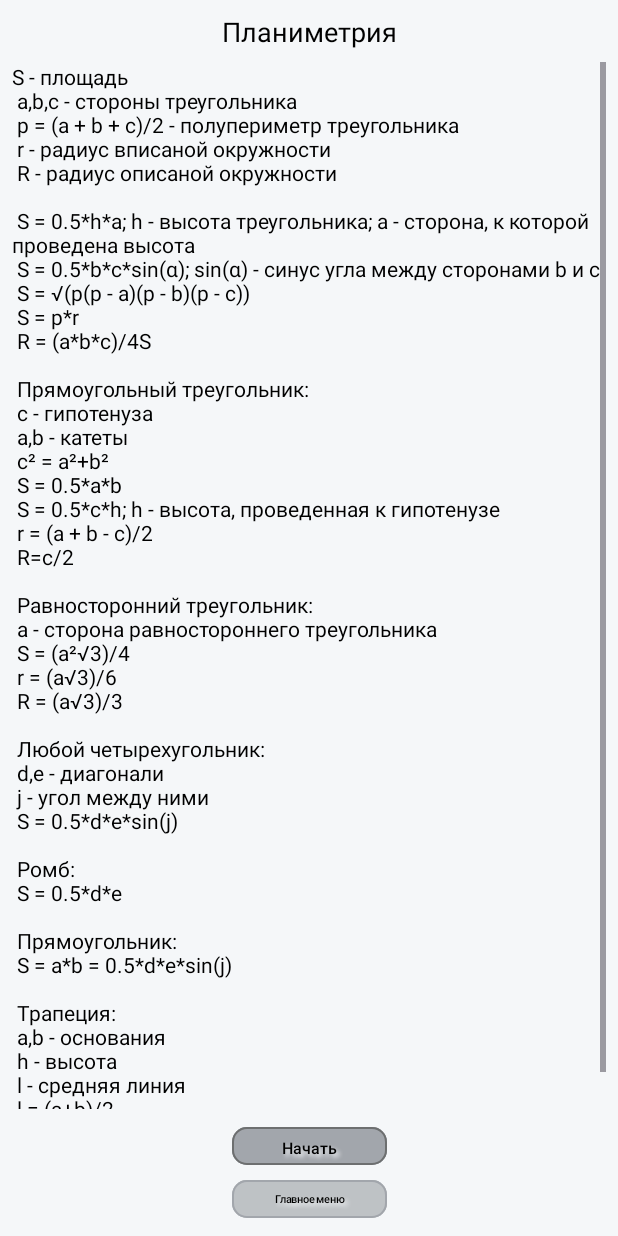
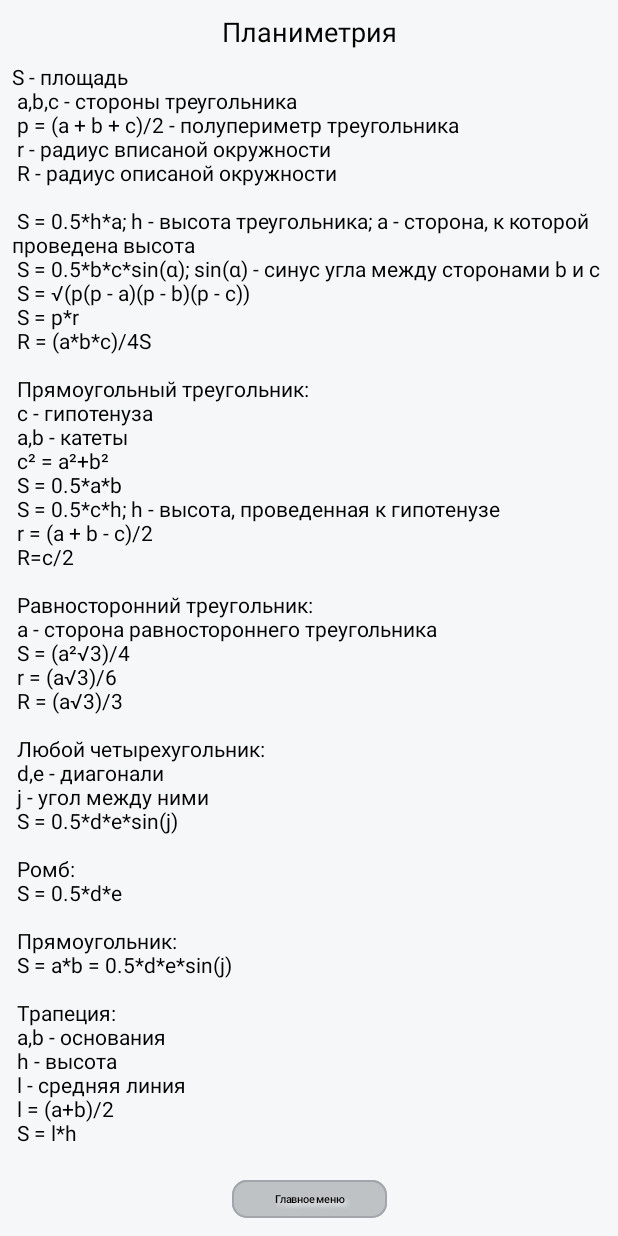
Before and after one commit to Shwerch/ProMathEGE, an Android app: the TheoryChoosing screen opened directly, with no data from a screen before it, after a tap on "Планиметрия", on a phone screen of 412 x 824 dp. Run offline under Robolectric (Android 15) with nearby library versions, the phone set to English and light mode, and no system bars.

Commit message:
theory add 3 and fixes

```diff
--- a/app/src/main/java/com/pro/math/EGE/TheoryReading.java
+++ b/app/src/main/java/com/pro/math/EGE/TheoryReading.java
@@ -9,6 +9,8 @@ import android.widget.Button;
 import android.widget.TextView;
 import android.widget.Toast;
 
+import java.util.Objects;
+
 public class TheoryReading extends MyAppCompatActivity {
 
     @Override
@@ -17,16 +19,6 @@ public class TheoryReading extends MyAppCompatActivity {
         Display display = getWindowManager().getDefaultDisplay();
         Point size = new Point();
         display.getSize(size);
-        if (size.x > size.y + 300) {
-            setContentView(R.layout.theory_reading_landscape);
-        }
-        else {
-            setContentView(R.layout.theory_reading_portrait);
-        }
-        final Button MainMenu = findViewById(R.id.mainmenu);
-        final Button StartTest = findViewById(R.id.start_test);
-        final TextView TheoryTitle = findViewById(R.id.title);
-        final TextView List = findViewById(R.id.list);
 
         int Chapter;
         try {
@@ -36,15 +28,44 @@ public class TheoryReading extends MyAppCompatActivity {
             startActivity(new Intent(this, MainActivity.class).addFlags(Intent.FLAG_ACTIVITY_CLEAR_TOP));
             return;
         }
+
+        boolean startTest = true;
+        if (size.x > size.y + 300) {
+            if (Objects.equals(getResources().getStringArray(R.array.TestAvailable)[Chapter],"true")) {
+                setContentView(R.layout.theory_reading_landscape);
+            } else {
+                setContentView(R.layout.theory_reading_landscape_without_start_test);
+                startTest = false;
+            }
+        }
+        else {
+            if (Objects.equals(getResources().getStringArray(R.array.TestAvailable)[Chapter],"true")) {
+                setContentView(R.layout.theory_reading_portrait);
+            } else {
+                setContentView(R.layout.theory_reading_portrait_without_start_test);
+                startTest = false;
+            }
+        }
+
+        final Button MainMenu = findViewById(R.id.mainmenu);
+        final TextView TheoryTitle = findViewById(R.id.title);
+        final TextView List = findViewById(R.id.list);
+
         String ChapterName = getResources().getStringArray(R.array.Topics)[Chapter];
 
         List.setMovementMethod(new ScrollingMovementMethod());
         List.setText(getResources().getStringArray(R.array.Theory)[Chapter]);
 
+        if (startTest) {
+            final Button StartTest = findViewById(R.id.start_test);
+            StartTest.setOnClickListener(v -> startActivity(new Intent(this, TheoryTesting.class).putExtra("Chapter", Chapter)));
+            super.SetSizes(new Button[]{MainMenu, StartTest}, TheoryTitle);
+        } else {
+            super.SetSizes(new Button[]{MainMenu}, TheoryTitle);
+        }
         super.BackToMainMenu(MainMenu);
-        super.SetSizes(new Button[]{MainMenu, StartTest}, TheoryTitle);
+
         TheoryTitle.setText(ChapterName);
 
-        StartTest.setOnClickListener(v -> startActivity(new Intent(this,TheoryTesting.class).putExtra("Chapter",Chapter)));
-    }
+           }
 }
--- /dev/null
+++ b/app/src/main/res/layout/theory_reading_portrait_without_start_test.xml
@@ -0,0 +1,62 @@
+<?xml version="1.0" encoding="utf-8"?>
+<androidx.constraintlayout.widget.ConstraintLayout xmlns:android="http://schemas.android.com/apk/res/android"
+    android:layout_width="match_parent"
+    android:layout_height="match_parent"
+    xmlns:app="http://schemas.android.com/apk/res-auto"
+    xmlns:tools="http://schemas.android.com/tools"
+    app:autoSizeTextType="uniform"
+    tools:targetApi="o">
+
+    <Button
+        android:id="@+id/mainmenu"
+        style="@style/Buttons"
+        android:layout_width="170dp"
+        android:layout_height="55dp"
+        android:layout_marginBottom="8dp"
+        android:text="@string/main_menu"
+        app:layout_constraintBottom_toBottomOf="parent"
+        app:layout_constraintEnd_toEndOf="parent"
+        app:layout_constraintStart_toStartOf="parent" />
+
+    <TextView
+        android:id="@+id/title"
+        style="@style/Text"
+        android:layout_width="fill_parent"
+        android:layout_height="wrap_content"
+        android:layout_marginStart="8dp"
+        android:layout_marginTop="8dp"
+        android:layout_marginEnd="8dp"
+        android:gravity="center"
+        android:textSize="30sp"
+        app:layout_constraintEnd_toEndOf="parent"
+        app:layout_constraintStart_toStartOf="parent"
+        app:layout_constraintTop_toTopOf="parent" />
+
+    <TextView
+        android:id="@+id/list"
+        style="@style/Text"
+        android:layout_width="0dp"
+        android:layout_height="0dp"
+        android:layout_marginStart="8dp"
+        android:layout_marginTop="8dp"
+        android:layout_marginEnd="8dp"
+        android:layout_marginBottom="8dp"
+        android:scrollbars="vertical"
+        app:circularflow_defaultRadius="10dp"
+        app:circularflow_radiusInDP="10dp"
+        app:layout_constraintBottom_toTopOf="@id/mainmenu"
+        app:layout_constraintCircleRadius="10dp"
+        app:layout_constraintEnd_toEndOf="parent"
+        app:layout_constraintStart_toStartOf="parent"
+        app:layout_constraintTop_toBottomOf="@id/title"
+        tools:layout="@android:layout/list_content" />
+
+    <Space
+        android:id="@+id/space"
+        android:layout_width="wrap_content"
+        android:layout_height="wrap_content"
+        app:layout_constraintBottom_toBottomOf="parent"
+        app:layout_constraintEnd_toEndOf="parent"
+        app:layout_constraintStart_toStartOf="parent" />
+
+</androidx.constraintlayout.widget.ConstraintLayout>
--- a/app/src/main/res/values/strings.xml
+++ b/app/src/main/res/values/strings.xml
@@ -20,12 +20,14 @@
         <item>Правильный ответ!</item>
         <item>Отлично.</item>
         <item>Верно!</item>
+        <item>Замечательно.</item>
     </string-array>
 
     <string-array name="rightReward">
         <item>Вы получаете</item>
         <item>Ваша награда:</item>
         <item>Добавлено</item>
+        <item>Вам начисляется</item>
     </string-array>
 
     <string name="points1">баллов</string>
--- a/app/src/main/res/values/theory.xml
+++ b/app/src/main/res/values/theory.xml
@@ -8,8 +8,6 @@
         <item>Теория вероятностей</item>
         <item>Производная</item>
         <item>Логарифмы</item>
-        <item>Стереометрия</item>
-        <item>Планиметрия</item>
     </string-array>
 
     <string-array name="TopicsTest">
@@ -20,8 +18,16 @@
         <item>Тест по теории вероятностей</item>
         <item>Тест по производной</item>
         <item>Тест по логарифмам</item>
-        <item>Тест по стереометрии</item>
-        <item>Тест по планиметрии</item>
+    </string-array>
+
+    <string-array name="TestAvailable">
+        <item>true</item>
+        <item>false</item>
+        <item>false</item>
+        <item>false</item>
+        <item>false</item>
+        <item>false</item>
+        <item>false</item>
     </string-array>
 
     <string-array name="Theory">
@@ -147,7 +153,10 @@ V = 4/3 * πR³
         </item>
 
         <item>
-            С наибольшей вероятностью, теория по теории вероятностей здесь будет.
+            Вероятностью события A в некотором испытании называют отношение:\n
+\n
+P(A) = m/n, где n — общее число всех исходов этого испытания, а m — количество исходов, благоприятствующих событию A.\n
+
         </item>
 
         <item>
@@ -191,13 +200,5 @@ V = 4/3 * πR³
             logₙm = (logₖm)/(logₖn)\n
             logₙm = 1/(logₘn)\n
         </item>
-
-        <item>
-            Здесь стереометрия готовится наступать на баллы ЕГЭ.
-        </item>
-
-        <item>
-            Страшнейшая планиметрия будет в этом разделе.
-        </item>
     </string-array>
 </resources>
```
Also changed, not shown: app/src/main/java/com/pro/math/EGE/BasicFormulas.java (+49 -101 lines), app/src/main/java/com/pro/math/EGE/TheoryTesting.java (+6 -2 lines), app/src/main/res/layout/theory_reading_landscape_without_start_test.xml (added, +62 -0 lines).
